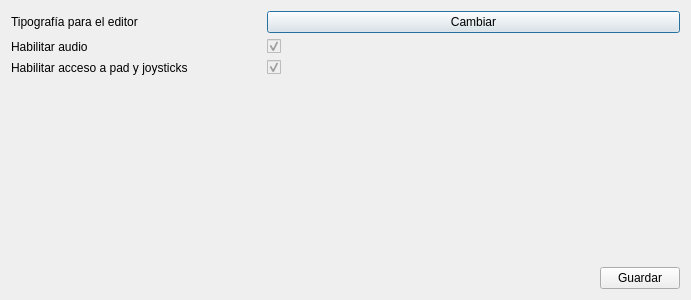
This is pilasengine/configuracion/configuracion.ui in hugoruscitti/pilas as Qt 5 draws it before an edit. The edited form follows.
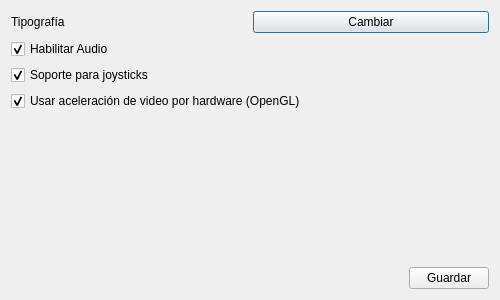
This is the edited form.

Commit message: Haciendo que se pueda cambiar el motor de video (con o sin OpenGL)

```diff
--- a/pilasengine/configuracion/configuracion.ui
+++ b/pilasengine/configuracion/configuracion.ui
@@ -6,7 +6,7 @@
    <rect>
     <x>0</x>
     <y>0</y>
-    <width>691</width>
+    <width>500</width>
     <height>300</height>
    </rect>
   </property>
@@ -24,26 +24,14 @@
     <layout class="QHBoxLayout" name="horizontalLayout_2">
      <item>
       <widget class="QLabel" name="label">
-       <property name="minimumSize">
-        <size>
-         <width>250</width>
-         <height>0</height>
-        </size>
-       </property>
-       <property name="maximumSize">
-        <size>
-         <width>250</width>
-         <height>16777215</height>
-        </size>
-       </property>
-       <property name="baseSize">
-        <size>
-         <width>300</width>
-         <height>0</height>
-        </size>
+       <property name="sizePolicy">
+        <sizepolicy hsizetype="Minimum" vsizetype="Minimum">
+         <horstretch>0</horstretch>
+         <verstretch>0</verstretch>
+        </sizepolicy>
        </property>
        <property name="text">
-        <string>Tipografía para el editor</string>
+        <string>Tipografía</string>
        </property>
       </widget>
      </item>
@@ -56,91 +44,10 @@
      </item>
     </layout>
    </item>
-   <item row="1" column="0">
-    <layout class="QHBoxLayout" name="horizontalLayout_3">
-     <item>
-      <widget class="QLabel" name="label_2">
-       <property name="minimumSize">
-        <size>
-         <width>250</width>
-         <height>0</height>
-        </size>
-       </property>
-       <property name="maximumSize">
-        <size>
-         <width>250</width>
-         <height>16777215</height>
-        </size>
-       </property>
-       <property name="text">
-        <string>Habilitar audio</string>
-       </property>
-      </widget>
-     </item>
-     <item>
-      <widget class="QCheckBox" name="checkBox">
-       <property name="enabled">
-        <bool>false</bool>
-       </property>
-       <property name="sizePolicy">
-        <sizepolicy hsizetype="Minimum" vsizetype="Fixed">
-         <horstretch>1</horstretch>
-         <verstretch>0</verstretch>
-        </sizepolicy>
-       </property>
-       <property name="text">
-        <string/>
-       </property>
-       <property name="checked">
-        <bool>true</bool>
-       </property>
-      </widget>
-     </item>
-    </layout>
+   <item row="4" column="0">
+    <layout class="QHBoxLayout" name="horizontalLayout_4"/>
    </item>
-   <item row="2" column="0">
-    <layout class="QHBoxLayout" name="horizontalLayout_4">
-     <item>
-      <widget class="QLabel" name="label_3">
-       <property name="minimumSize">
-        <size>
-         <width>250</width>
-         <height>0</height>
-        </size>
-       </property>
-       <property name="maximumSize">
-        <size>
-         <width>250</width>
-         <height>16777215</height>
-        </size>
-       </property>
-       <property name="text">
-        <string>Habilitar acceso a pad y joysticks</string>
-       </property>
-      </widget>
-     </item>
-     <item>
-      <widget class="QCheckBox" name="checkBox_2">
-       <property name="enabled">
-        <bool>false</bool>
-       </property>
-       <property name="sizePolicy">
-        <sizepolicy hsizetype="Minimum" vsizetype="Fixed">
-         <horstretch>1</horstretch>
-         <verstretch>0</verstretch>
-        </sizepolicy>
-       </property>
-       <property name="text">
-        <string/>
-       </property>
-       <property name="checked">
-        <bool>true</bool>
-       </property>
-      </widget>
-     </item>
-    </layout>
-   </item>
-   <item row="3" column="0">
+   <item row="5" column="0">
     <spacer name="verticalSpacer">
      <property name="orientation">
       <enum>Qt::Vertical</enum>
@@ -153,7 +60,7 @@
      </property>
     </spacer>
    </item>
-   <item row="4" column="0">
+   <item row="6" column="0">
     <layout class="QHBoxLayout" name="horizontalLayout">
      <item>
       <spacer name="horizontalSpacer">
@@ -177,6 +84,54 @@
      </item>
     </layout>
    </item>
+   <item row="2" column="0">
+    <widget class="QCheckBox" name="checkBox_2">
+     <property name="enabled">
+      <bool>true</bool>
+     </property>
+     <property name="sizePolicy">
+      <sizepolicy hsizetype="Minimum" vsizetype="Fixed">
+       <horstretch>1</horstretch>
+       <verstretch>0</verstretch>
+      </sizepolicy>
+     </property>
+     <property name="text">
+      <string>Soporte para joysticks</string>
+     </property>
+     <property name="checked">
+      <bool>true</bool>
+     </property>
+    </widget>
+   </item>
+   <item row="1" column="0">
+    <widget class="QCheckBox" name="checkBox">
+     <property name="enabled">
+      <bool>true</bool>
+     </property>
+     <property name="sizePolicy">
+      <sizepolicy hsizetype="Minimum" vsizetype="Fixed">
+       <horstretch>1</horstretch>
+       <verstretch>0</verstretch>
+      </sizepolicy>
+     </property>
+     <property name="text">
+      <string>Habilitar Audio</string>
+     </property>
+     <property name="checked">
+      <bool>true</bool>
+     </property>
+    </widget>
+   </item>
+   <item row="3" column="0">
+    <widget class="QCheckBox" name="checkbox_aceleracion">
+     <property name="text">
+      <string>Usar aceleración de video por hardware (OpenGL)</string>
+     </property>
+     <property name="checked">
+      <bool>true</bool>
+     </property>
+    </widget>
+   </item>
   </layout>
  </widget>
  <resources/>
```
The commit also changes 5 other files.
